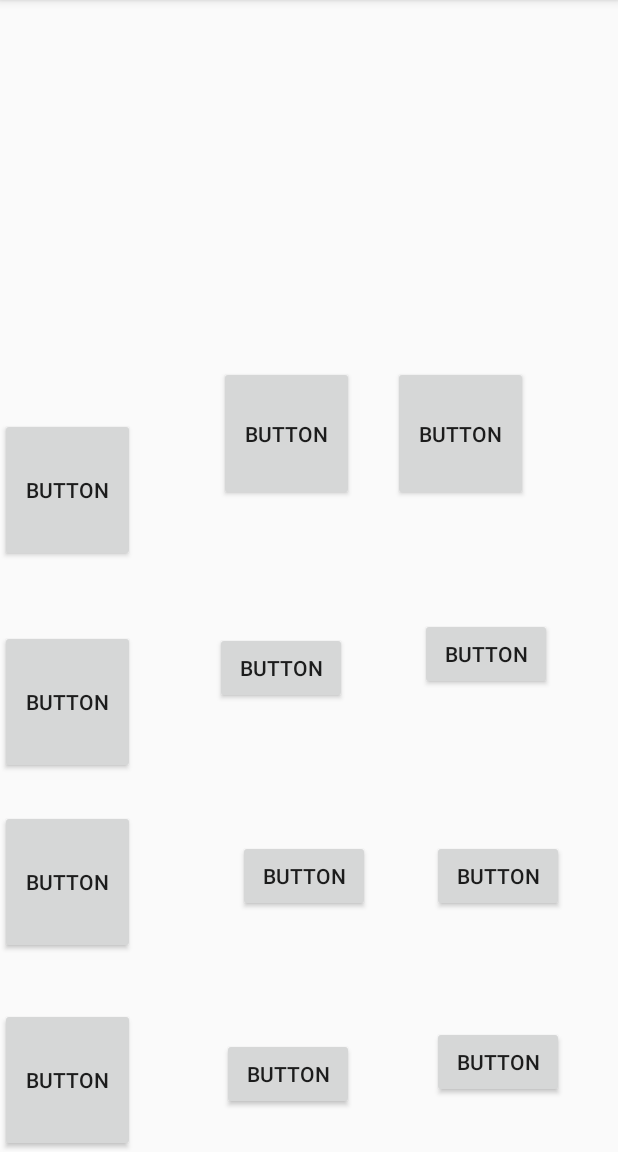
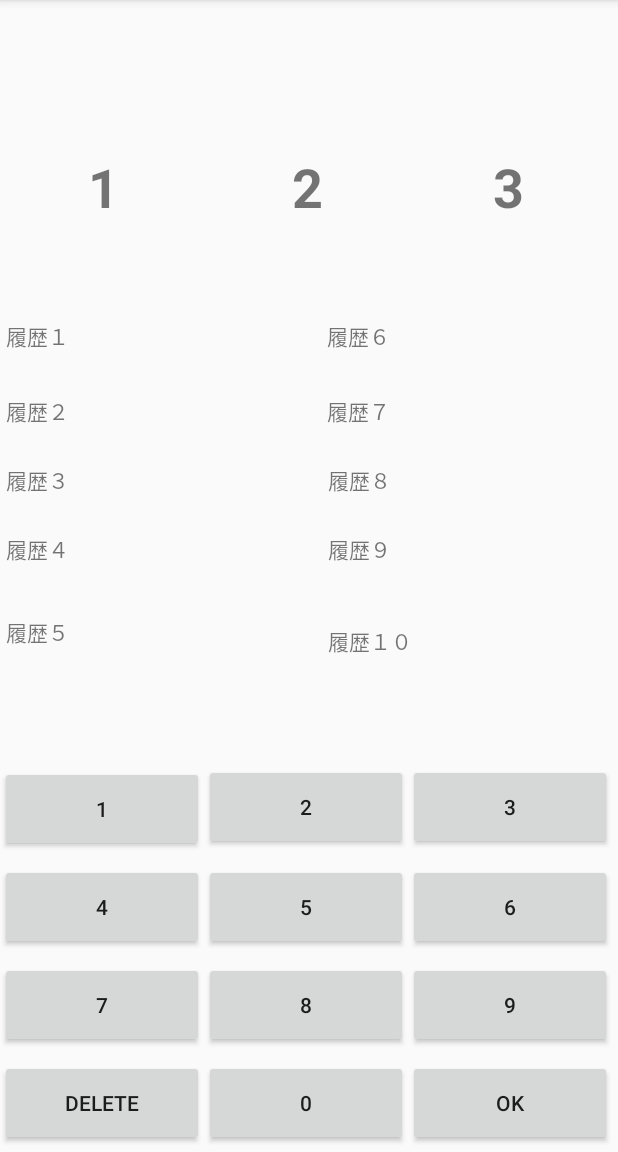
Before and after one commit to konan-pbl-2022/Hit_and_Blow, an Android app: the game_level1 screen opened directly, with no data from a screen before it, on a phone screen of 412 x 824 dp, the part 84-1236 px from its top. Run offline under Robolectric (Android 15) with nearby library versions, the phone set to English and light mode, and no system bars.

Commit message:
ゲーム画面(数字ボタン、表示、履歴まで)

```diff
--- a/app/src/main/res/layout/activity_game_level1.xml
+++ b/app/src/main/res/layout/activity_game_level1.xml
@@ -4,131 +4,293 @@
     xmlns:tools="http://schemas.android.com/tools"
     android:layout_width="match_parent"
     android:layout_height="match_parent"
+    android:foregroundGravity="center"
     tools:context=".game_level1">
 
     <Button
         android:id="@+id/button1"
-        android:layout_width="90dp"
-        android:layout_height="96dp"
-        android:text="Button"
+        android:layout_width="136dp"
+        android:layout_height="57dp"
+        android:text="1"
         app:layout_constraintBottom_toTopOf="@+id/button4"
         app:layout_constraintStart_toStartOf="parent"
         app:layout_constraintTop_toTopOf="parent"
-        app:layout_constraintVertical_bias="0.86" />
+        app:layout_constraintVertical_bias="0.985" />
 
     <Button
         android:id="@+id/button2"
-        android:layout_width="90dp"
-        android:layout_height="90dp"
-        android:layout_marginTop="244dp"
-        android:text="Button"
+        android:layout_width="136dp"
+        android:layout_height="57dp"
+        android:layout_marginTop="300dp"
+        android:text="2"
+        app:layout_constraintBottom_toTopOf="@+id/button5"
         app:layout_constraintEnd_toStartOf="@+id/button3"
-        app:layout_constraintHorizontal_bias="0.679"
+        app:layout_constraintHorizontal_bias="0.09"
         app:layout_constraintStart_toEndOf="@+id/button1"
-        app:layout_constraintTop_toTopOf="parent" />
+        app:layout_constraintTop_toTopOf="parent"
+        app:layout_constraintVertical_bias="0.956" />
 
     <Button
         android:id="@+id/button3"
-        android:layout_width="90dp"
-        android:layout_height="90dp"
+        android:layout_width="136dp"
+        android:layout_height="57dp"
         android:layout_marginTop="244dp"
-        android:layout_marginEnd="60dp"
-        android:layout_marginRight="60dp"
-        android:text="Button"
+        android:layout_marginEnd="4dp"
+        android:layout_marginRight="4dp"
+        android:text="3"
+        app:layout_constraintBottom_toTopOf="@+id/button6"
         app:layout_constraintEnd_toEndOf="parent"
-        app:layout_constraintTop_toTopOf="parent" />
+        app:layout_constraintTop_toTopOf="parent"
+        app:layout_constraintVertical_bias="0.966" />
 
     <Button
         android:id="@+id/button4"
-        android:layout_width="90dp"
-        android:layout_height="96dp"
-        android:layout_marginBottom="24dp"
-        android:text="Button"
+        android:layout_width="136dp"
+        android:layout_height="57dp"
+        android:layout_marginBottom="8dp"
+        android:text="4"
         app:layout_constraintBottom_toTopOf="@+id/button7"
         app:layout_constraintStart_toStartOf="parent" />
 
     <Button
         android:id="@+id/button5"
-        android:layout_width="wrap_content"
-        android:layout_height="wrap_content"
-        android:text="Button"
+        android:layout_width="136dp"
+        android:layout_height="57dp"
+        android:layout_marginBottom="8dp"
+        android:text="5"
         app:layout_constraintBottom_toTopOf="@+id/button8"
         app:layout_constraintEnd_toStartOf="@+id/button6"
-        app:layout_constraintHorizontal_bias="0.522"
-        app:layout_constraintStart_toEndOf="@+id/button4"
-        app:layout_constraintTop_toBottomOf="@+id/button2"
-        app:layout_constraintVertical_bias="0.489" />
+        app:layout_constraintHorizontal_bias="0.0"
+        app:layout_constraintStart_toEndOf="@+id/button4" />
 
     <Button
         android:id="@+id/button6"
-        android:layout_width="wrap_content"
-        android:layout_height="wrap_content"
-        android:layout_marginEnd="44dp"
-        android:layout_marginRight="44dp"
-        android:text="Button"
+        android:layout_width="136dp"
+        android:layout_height="57dp"
+        android:layout_marginEnd="4dp"
+        android:layout_marginRight="4dp"
+        android:layout_marginBottom="8dp"
+        android:text="6"
         app:layout_constraintBottom_toTopOf="@+id/button9"
-        app:layout_constraintEnd_toEndOf="parent"
-        app:layout_constraintTop_toBottomOf="@+id/button3"
-        app:layout_constraintVertical_bias="0.439" />
+        app:layout_constraintEnd_toEndOf="parent" />
 
     <Button
         android:id="@+id/button7"
-        android:layout_width="90dp"
-        android:layout_height="96dp"
-        android:layout_marginBottom="36dp"
-        android:text="Button"
+        android:layout_width="136dp"
+        android:layout_height="57dp"
+        android:layout_marginBottom="8dp"
+        android:text="7"
         app:layout_constraintBottom_toTopOf="@+id/button_delete"
         app:layout_constraintStart_toStartOf="parent" />
 
     <Button
         android:id="@+id/button8"
-        android:layout_width="wrap_content"
-        android:layout_height="wrap_content"
-        android:layout_marginBottom="84dp"
-        android:text="Button"
+        android:layout_width="136dp"
+        android:layout_height="57dp"
+        android:layout_marginBottom="8dp"
+        android:text="8"
         app:layout_constraintBottom_toTopOf="@+id/button0"
         app:layout_constraintEnd_toStartOf="@+id/button9"
-        app:layout_constraintHorizontal_bias="0.623"
+        app:layout_constraintHorizontal_bias="1.0"
         app:layout_constraintStart_toEndOf="@+id/button7" />
 
     <Button
         android:id="@+id/button9"
-        android:layout_width="wrap_content"
-        android:layout_height="wrap_content"
-        android:layout_marginEnd="36dp"
-        android:layout_marginRight="36dp"
-        android:layout_marginBottom="76dp"
-        android:text="Button"
+        android:layout_width="136dp"
+        android:layout_height="57dp"
+        android:layout_marginEnd="4dp"
+        android:layout_marginRight="4dp"
+        android:layout_marginBottom="8dp"
+        android:text="9"
         app:layout_constraintBottom_toTopOf="@+id/button_ok"
         app:layout_constraintEnd_toEndOf="parent" />
 
     <Button
         android:id="@+id/button0"
-        android:layout_width="wrap_content"
-        android:layout_height="wrap_content"
-        android:layout_marginBottom="28dp"
-        android:text="Button"
+        android:layout_width="136dp"
+        android:layout_height="57dp"
+        android:layout_marginBottom="4dp"
+        android:text="0"
         app:layout_constraintBottom_toBottomOf="parent"
         app:layout_constraintEnd_toStartOf="@+id/button_ok"
-        app:layout_constraintHorizontal_bias="0.527"
+        app:layout_constraintHorizontal_bias="1.0"
         app:layout_constraintStart_toEndOf="@+id/button_delete" />
 
     <Button
         android:id="@+id/button_delete"
-        android:layout_width="90dp"
-        android:layout_height="96dp"
-        android:text="Button"
+        android:layout_width="136dp"
+        android:layout_height="57dp"
+        android:layout_marginBottom="4dp"
+        android:text="Delete"
         app:layout_constraintBottom_toBottomOf="parent"
         app:layout_constraintStart_toStartOf="parent" />
 
     <Button
         android:id="@+id/button_ok"
-        android:layout_width="wrap_content"
-        android:layout_height="wrap_content"
-        android:layout_marginEnd="36dp"
-        android:layout_marginRight="36dp"
-        android:layout_marginBottom="36dp"
-        android:text="Button"
+        android:layout_width="136dp"
+        android:layout_height="57dp"
+        android:layout_marginEnd="4dp"
+        android:layout_marginRight="4dp"
+        android:layout_marginBottom="4dp"
+        android:text="OK"
         app:layout_constraintBottom_toBottomOf="parent"
         app:layout_constraintEnd_toEndOf="parent" />
+
+    <TextView
+        android:id="@+id/number_1"
+        android:layout_width="130dp"
+        android:layout_height="65dp"
+        android:layout_marginStart="4dp"
+        android:layout_marginLeft="4dp"
+        android:gravity="center"
+        android:text="1"
+        android:textSize="36sp"
+        android:textStyle="bold"
+        app:layout_constraintBottom_toTopOf="@+id/button1"
+        app:layout_constraintStart_toStartOf="parent"
+        app:layout_constraintTop_toTopOf="parent"
+        app:layout_constraintVertical_bias="0.207" />
+
+    <TextView
+        android:id="@+id/number_2"
+        android:layout_width="130dp"
+        android:layout_height="65dp"
+        android:gravity="center"
+        android:text="2"
+        android:textSize="36sp"
+        android:textStyle="bold"
+        app:layout_constraintBottom_toTopOf="@+id/button2"
+        app:layout_constraintEnd_toStartOf="@+id/number_3"
+        app:layout_constraintHorizontal_bias="0.6"
+        app:layout_constraintStart_toEndOf="@+id/number_1"
+        app:layout_constraintTop_toTopOf="parent"
+        app:layout_constraintVertical_bias="0.207" />
+
+    <TextView
+        android:id="@+id/number_3"
+        android:layout_width="130dp"
+        android:layout_height="65dp"
+        android:layout_marginEnd="8dp"
+        android:layout_marginRight="8dp"
+        android:gravity="center"
+        android:text="3"
+        android:textSize="36sp"
+        android:textStyle="bold"
+        app:layout_constraintBottom_toTopOf="@+id/button3"
+        app:layout_constraintEnd_toEndOf="parent"
+        app:layout_constraintTop_toTopOf="parent"
+        app:layout_constraintVertical_bias="0.207" />
+
+    <TextView
+        android:id="@+id/textView2"
+        android:layout_width="190dp"
+        android:layout_height="38dp"
+        android:layout_marginTop="56dp"
+        android:text="履歴１"
+        app:layout_constraintEnd_toStartOf="@+id/textView3"
+        app:layout_constraintHorizontal_bias="0.148"
+        app:layout_constraintStart_toStartOf="parent"
+        app:layout_constraintTop_toBottomOf="@+id/number_1" />
+
+    <TextView
+        android:id="@+id/textView3"
+        android:layout_width="190dp"
+        android:layout_height="38dp"
+        android:layout_marginTop="56dp"
+        android:layout_marginEnd="4dp"
+        android:layout_marginRight="4dp"
+        android:text="履歴６"
+        app:layout_constraintEnd_toEndOf="parent"
+        app:layout_constraintTop_toBottomOf="@+id/number_3" />
+
+    <TextView
+        android:id="@+id/textView6"
+        android:layout_width="190dp"
+        android:layout_height="38dp"
+        android:layout_marginStart="4dp"
+        android:layout_marginLeft="4dp"
+        android:layout_marginTop="12dp"
+        android:text="履歴２"
+        app:layout_constraintStart_toStartOf="parent"
+        app:layout_constraintTop_toBottomOf="@+id/textView2" />
+
+    <TextView
+        android:id="@+id/textView7"
+        android:layout_width="190dp"
+        android:layout_height="38dp"
+        android:layout_marginStart="4dp"
+        android:layout_marginLeft="4dp"
+        android:layout_marginTop="8dp"
+        android:text="履歴３"
+        app:layout_constraintStart_toStartOf="parent"
+        app:layout_constraintTop_toBottomOf="@+id/textView6" />
+
+    <TextView
+        android:id="@+id/textView8"
+        android:layout_width="190dp"
+        android:layout_height="38dp"
+        android:layout_marginStart="4dp"
+        android:layout_marginLeft="4dp"
+        android:layout_marginTop="8dp"
+        android:text="履歴４"
+        app:layout_constraintStart_toStartOf="parent"
+        app:layout_constraintTop_toBottomOf="@+id/textView7" />
+
+    <TextView
+        android:id="@+id/textView9"
+        android:layout_width="190dp"
+        android:layout_height="38dp"
+        android:layout_marginStart="4dp"
+        android:layout_marginLeft="4dp"
+        android:text="履歴５"
+        app:layout_constraintBottom_toTopOf="@+id/button1"
+        app:layout_constraintStart_toStartOf="parent"
+        app:layout_constraintTop_toBottomOf="@+id/textView8"
+        app:layout_constraintVertical_bias="0.22" />
+
+    <TextView
+        android:id="@+id/textView10"
+        android:layout_width="190dp"
+        android:layout_height="38dp"
+        android:layout_marginTop="12dp"
+        android:text="履歴７"
+        app:layout_constraintEnd_toEndOf="parent"
+        app:layout_constraintHorizontal_bias="0.851"
+        app:layout_constraintStart_toEndOf="@+id/textView6"
+        app:layout_constraintTop_toBottomOf="@+id/textView3" />
+
+    <TextView
+        android:id="@+id/textView11"
+        android:layout_width="190dp"
+        android:layout_height="38dp"
+        android:layout_marginTop="8dp"
+        android:text="履歴８"
+        app:layout_constraintEnd_toEndOf="parent"
+        app:layout_constraintHorizontal_bias="0.87"
+        app:layout_constraintStart_toEndOf="@+id/textView7"
+        app:layout_constraintTop_toBottomOf="@+id/textView10" />
+
+    <TextView
+        android:id="@+id/textView12"
+        android:layout_width="190dp"
+        android:layout_height="38dp"
+        android:layout_marginTop="8dp"
+        android:text="履歴９"
+        app:layout_constraintEnd_toEndOf="parent"
+        app:layout_constraintHorizontal_bias="0.87"
+        app:layout_constraintStart_toEndOf="@+id/textView8"
+        app:layout_constraintTop_toBottomOf="@+id/textView11" />
+
+    <TextView
+        android:id="@+id/textView13"
+        android:layout_width="190dp"
+        android:layout_height="38dp"
+        android:layout_marginBottom="20dp"
+        android:text="履歴１０"
+        app:layout_constraintBottom_toTopOf="@+id/button3"
+        app:layout_constraintEnd_toEndOf="parent"
+        app:layout_constraintHorizontal_bias="0.87"
+        app:layout_constraintStart_toEndOf="@+id/textView9"
+        app:layout_constraintTop_toBottomOf="@+id/textView12"
+        app:layout_constraintVertical_bias="0.4" />
 </androidx.constraintlayout.widget.ConstraintLayout>
--- a/app/src/main/res/layout/activity_main.xml
+++ b/app/src/main/res/layout/activity_main.xml
@@ -7,7 +7,7 @@
     tools:context=".MainActivity">
 
     <TextView
-        android:id="@+id/title"
+        android:id="@+id/title_2"
         android:layout_width="76dp"
         android:layout_height="49dp"
         android:text="and"
@@ -29,7 +29,7 @@
         app:layout_constraintEnd_toEndOf="parent"
         app:layout_constraintHorizontal_bias="0.505"
         app:layout_constraintStart_toStartOf="parent"
-        app:layout_constraintTop_toBottomOf="@+id/title"
+        app:layout_constraintTop_toBottomOf="@+id/title_2"
         app:layout_constraintVertical_bias="0.947" />
 
     <Button
@@ -42,7 +42,7 @@
         app:layout_constraintEnd_toEndOf="parent"
         app:layout_constraintHorizontal_bias="0.505"
         app:layout_constraintStart_toStartOf="parent"
-        app:layout_constraintTop_toBottomOf="@+id/title"
+        app:layout_constraintTop_toBottomOf="@+id/title_2"
         app:layout_constraintVertical_bias="0.96" />
 
     <Button
@@ -54,25 +54,25 @@
         app:layout_constraintBottom_toBottomOf="parent"
         app:layout_constraintEnd_toEndOf="parent"
         app:layout_constraintStart_toStartOf="parent"
-        app:layout_constraintTop_toBottomOf="@+id/title"
+        app:layout_constraintTop_toBottomOf="@+id/title_2"
         app:layout_constraintVertical_bias="0.966" />
 
     <TextView
-        android:id="@+id/textView2"
+        android:id="@+id/title_1"
         android:layout_width="82dp"
         android:layout_height="51dp"
         android:text="Hit"
         android:textColor="#000000"
         android:textSize="36sp"
         app:layout_constraintBottom_toBottomOf="parent"
-        app:layout_constraintEnd_toStartOf="@+id/title"
+        app:layout_constraintEnd_toStartOf="@+id/title_2"
         app:layout_constraintHorizontal_bias="0.146"
         app:layout_constraintStart_toStartOf="parent"
         app:layout_constraintTop_toTopOf="parent"
         app:layout_constraintVertical_bias="0.13" />
 
     <TextView
-        android:id="@+id/textView3"
+        android:id="@+id/title_3"
         android:layout_width="87dp"
         android:layout_height="53dp"
         android:text="Blow"
@@ -81,7 +81,7 @@
         app:layout_constraintBottom_toBottomOf="parent"
         app:layout_constraintEnd_toEndOf="parent"
         app:layout_constraintHorizontal_bias="0.576"
-        app:layout_constraintStart_toEndOf="@+id/title"
+        app:layout_constraintStart_toEndOf="@+id/title_2"
         app:layout_constraintTop_toTopOf="parent"
         app:layout_constraintVertical_bias="0.131" />
 
```
